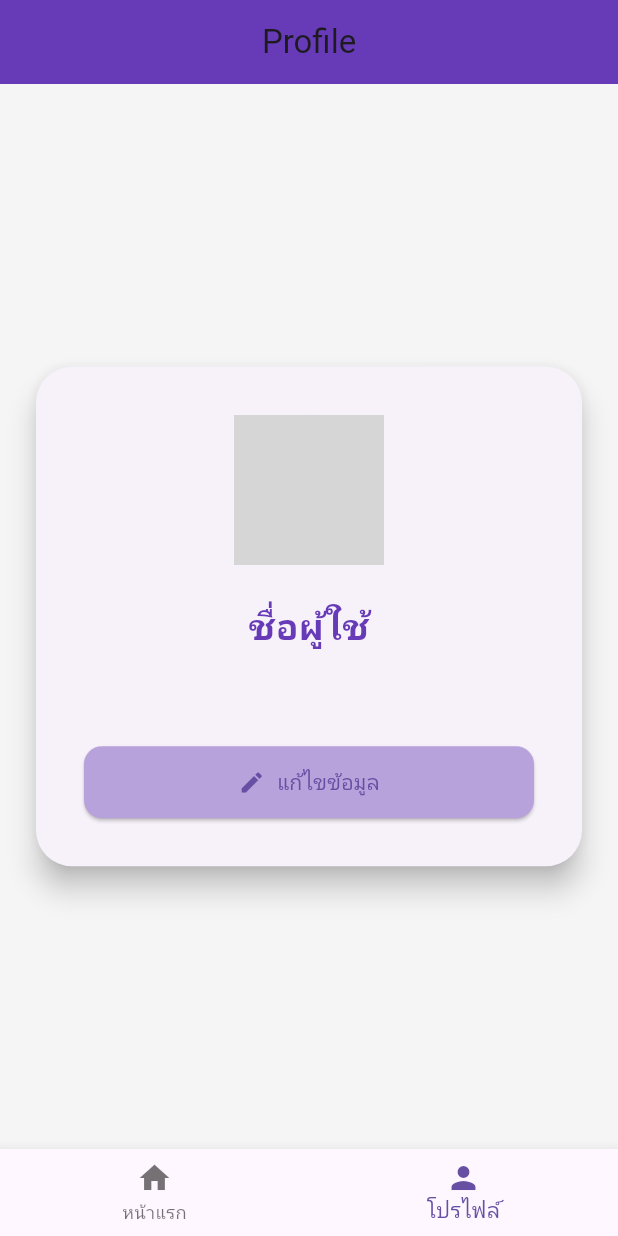
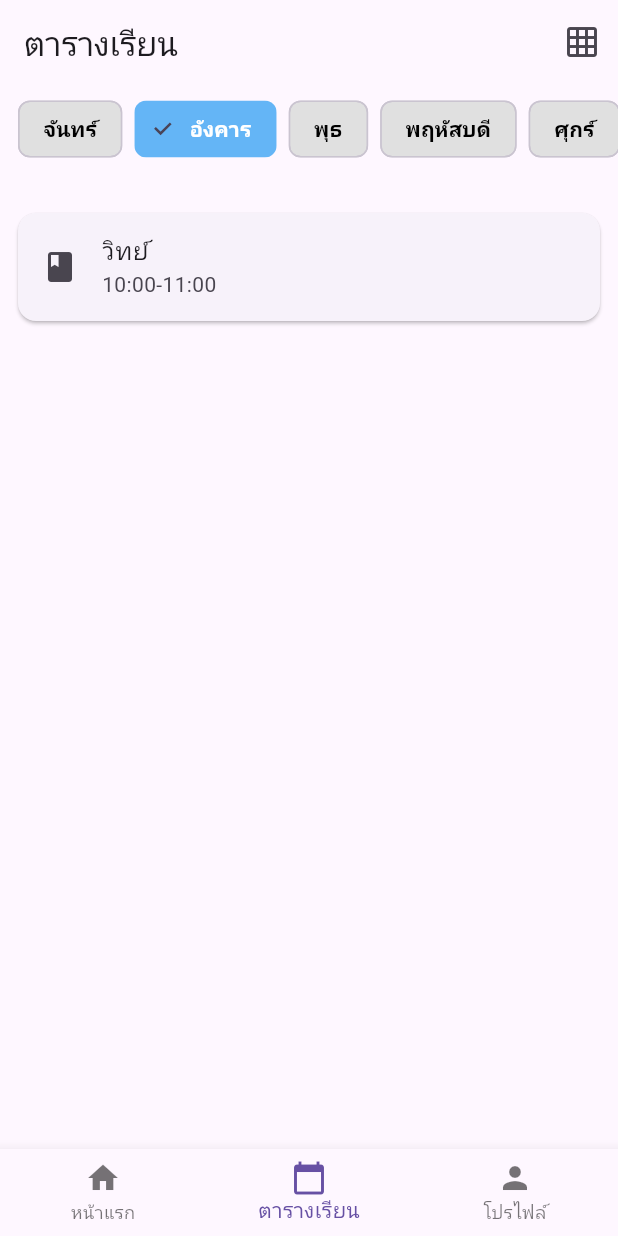
Before and after one commit to ilham575/campus_life_hub_project, a Flutter app: the Home screen opened directly, item 2 of the bottom bar chosen, on a phone screen of 412 x 824 dp. Run offline on Flutter 3.47's test engine with Material 3 defaults, Android fonts, the phone set to English and light mode, and no system bars; our stand-ins replace firebase_auth, firebase_core, fluttertoast, google_fonts; accounts and stored records are empty; grey boxes are pictures that could not be loaded.

Commit message:
Add Timetable

```diff
--- a/lib/main.dart
+++ b/lib/main.dart
@@ -2,11 +2,13 @@ import 'package:flutter/material.dart';
 import 'package:firebase_core/firebase_core.dart';
 import 'firebase_options.dart';
 import 'package:campus_life_hub/pages/login/login.dart';
+import 'package:intl/date_symbol_data_local.dart';
 
 
 
 Future<void> main() async {
   WidgetsFlutterBinding.ensureInitialized();
+  await initializeDateFormatting('th', null);
 
   await Firebase.initializeApp(
     options: DefaultFirebaseOptions.currentPlatform
--- a/lib/pages/home/home.dart
+++ b/lib/pages/home/home.dart
@@ -3,6 +3,7 @@ import 'package:firebase_auth/firebase_auth.dart';
 import 'package:flutter/material.dart';
 import 'package:google_fonts/google_fonts.dart';
 import 'package:campus_life_hub/pages/proflie/profile.dart'; // Assuming profile_page.dart exists
+import 'package:campus_life_hub/pages/timetable/timetable.dart';
 
 class Home extends StatefulWidget {
   const Home({super.key});
@@ -84,6 +85,7 @@ class _HomeState extends State<Home> {
           ),
         ),
       ),
+      TimetablePage(),
       ProfilePage(), // Your Profile Page
     ];
 
@@ -99,6 +101,10 @@ class _HomeState extends State<Home> {
             label: 'หน้าแรก',
           ),
           BottomNavigationBarItem(
+            icon: Icon(Icons.calendar_today),
+            label: 'ตารางเรียน',
+          ),
+          BottomNavigationBarItem(
             icon: Icon(Icons.person),
             label: 'โปรไฟล์',
           ),
--- /dev/null
+++ b/lib/pages/timetable/timetable.dart
@@ -0,0 +1,206 @@
+import 'package:flutter/material.dart';
+import 'package:intl/intl.dart';
+import 'package:intl/date_symbol_data_local.dart';
+
+class TimetablePage extends StatefulWidget {
+  @override
+  _TimetablePageState createState() => _TimetablePageState();
+}
+
+class _TimetablePageState extends State<TimetablePage> {
+  bool isGrid = false;
+  String? selectedWeekday;
+
+  final List<String> days = ['จันทร์', 'อังคาร', 'พุธ', 'พฤหัสบดี', 'ศุกร์'];
+  final List<String> times = [
+    '08:00-09:00',
+    '09:00-10:00',
+    '10:00-11:00',
+    '11:00-12:00',
+    '13:00-14:00',
+    '14:00-15:00',
+    '15:00-16:00',
+  ];
+
+  final Map<String, String> subjects = {
+    'จันทร์|08:00-09:00': 'คณิต',
+    'จันทร์|09:00-10:00': 'ภาษาไทย',
+    'อังคาร|10:00-11:00': 'วิทย์',
+    'พุธ|13:00-14:00': 'อังกฤษ',
+    'พฤหัสบดี|15:00-16:00': 'ประวัติ',
+    'ศุกร์|08:00-09:00': 'ศิลปะ',
+  };
+
+  @override
+  void initState() {
+    super.initState();
+    initializeDateFormatting('th', null).then((_) {
+      final today = _getThaiWeekday();
+      setState(() {
+        selectedWeekday = today;
+      });
+    });
+  }
+
+  String _getThaiWeekday() {
+    final now = DateTime.now();
+    final formatter = DateFormat('EEEE', 'th');
+    final weekday = formatter.format(now);
+    if (weekday.contains('จันทร์')) return 'จันทร์';
+    if (weekday.contains('อังคาร')) return 'อังคาร';
+    if (weekday.contains('พุธ')) return 'พุธ';
+    if (weekday.contains('พฤหัส')) return 'พฤหัสบดี';
+    if (weekday.contains('ศุกร์')) return 'ศุกร์';
+    return 'จันทร์';
+  }
+
+  @override
+  Widget build(BuildContext context) {
+    return Scaffold(
+      appBar: AppBar(
+        title: Text('ตารางเรียน'),
+        actions: [
+          IconButton(
+            icon: Icon(isGrid ? Icons.list : Icons.grid_on),
+            tooltip: isGrid ? "แสดงแบบรายการ" : "แสดงแบบตาราง",
+            onPressed: () {
+              setState(() {
+                isGrid = !isGrid;
+              });
+            },
+          ),
+        ],
+      ),
+      body: isGrid ? buildGridTable() : buildListViewWithDaySelector(),
+    );
+  }
+
+  Widget buildGridTable() {
+    return SingleChildScrollView(
+      scrollDirection: Axis.horizontal,
+      child: Table(
+        border: TableBorder.all(color: Colors.grey),
+        defaultColumnWidth: FixedColumnWidth(100),
+        children: [
+          TableRow(
+            decoration: BoxDecoration(color: Colors.grey[300]),
+            children: [
+              TableCell(
+                child: Padding(
+                  padding: EdgeInsets.all(8),
+                  child: Text('วัน/เวลา', style: TextStyle(fontWeight: FontWeight.bold)),
+                ),
+              ),
+              ...times.map((t) => TableCell(
+                    child: Padding(
+                      padding: EdgeInsets.all(8),
+                      child: Text(
+                        t,
+                        style: TextStyle(fontWeight: FontWeight.bold),
+                        textAlign: TextAlign.center,
+                      ),
+                    ),
+                  )),
+            ],
+          ),
+          ...days.map((day) {
+            return TableRow(
+              children: [
+                TableCell(
+                  child: Padding(
+                    padding: EdgeInsets.all(8),
+                    child: Text(day, style: TextStyle(fontWeight: FontWeight.bold)),
+                  ),
+                ),
+                ...times.map((time) {
+                  final key = '$day|$time';
+                  final subject = subjects[key] ?? '';
+                  return TableCell(
+                    child: Container(
+                      alignment: Alignment.center,
+                      height: 50,
+                      child: Text(subject),
+                    ),
+                  );
+                }).toList(),
+              ],
+            );
+          }).toList(),
+        ],
+      ),
+    );
+  }
+
+  Widget buildListViewWithDaySelector() {
+    final selectedDay = selectedWeekday ?? 'จันทร์';
+
+    List<Map<String, String>> filtered = [];
+    for (var time in times) {
+      final key = '$selectedDay|$time';
+      if (subjects.containsKey(key)) {
+        filtered.add({
+          'time': time,
+          'subject': subjects[key]!,
+        });
+      }
+    }
+
+    return Column(
+      crossAxisAlignment: CrossAxisAlignment.start,
+      children: [
+        // 🔹 ปุ่มเลือกวันแนวนอน
+        SizedBox(
+          height: 60,
+          child: ListView.builder(
+            scrollDirection: Axis.horizontal,
+            padding: EdgeInsets.symmetric(horizontal: 12),
+            itemCount: days.length,
+            itemBuilder: (context, index) {
+              final day = days[index];
+              final isSelected = day == selectedDay;
+              return Padding(
+                padding: const EdgeInsets.only(right: 8),
+                child: ChoiceChip(
+                  label: Text(day),
+                  selected: isSelected,
+                  onSelected: (_) {
+                    setState(() {
+                      selectedWeekday = day;
+                    });
+                  },
+                  selectedColor: Colors.blue[300],
+                  backgroundColor: Colors.grey[300],
+                  labelStyle: TextStyle(
+                    color: isSelected ? Colors.white : Colors.black,
+                    fontWeight: FontWeight.bold,
+                  ),
+                ),
+              );
+            },
+          ),
+        ),
+        const SizedBox(height: 8),
+        // 🔹 แสดงรายวิชาเฉพาะวัน
+        Expanded(
+          child: filtered.isEmpty
+              ? Center(child: Text('ไม่มีตารางเรียนสำหรับ "$selectedDay"'))
+              : ListView.builder(
+                  padding: const EdgeInsets.all(12),
+                  itemCount: filtered.length,
+                  itemBuilder: (context, index) {
+                    final item = filtered[index];
+                    return Card(
+                      margin: EdgeInsets.symmetric(vertical: 6),
+                      child: ListTile(
+                        leading: Icon(Icons.book),
+                        title: Text(item['subject']!),
+                        subtitle: Text(item['time']!),
+                      ),
+                    );
+                  },
+                ),
+        ),
+      ],
+    );
+  }
+}
```
Also changed, not shown: pubspec.lock.
